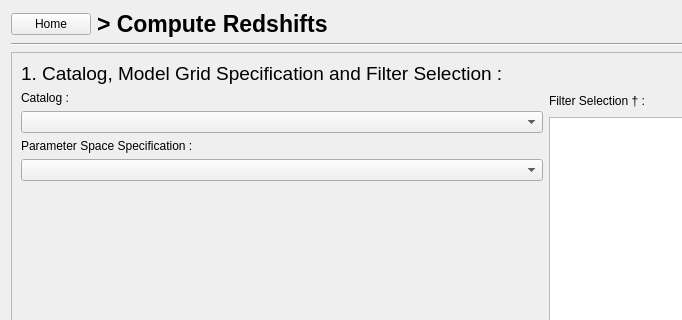
Old version of the form PhzQtUI/auxdir/PhzQtUI/FormAnalysis.ui in the repository astrorama/Phosphoros; both pictures show x 0 to 682 and y 0 to 320 of the 1091 by 883 pixel window.
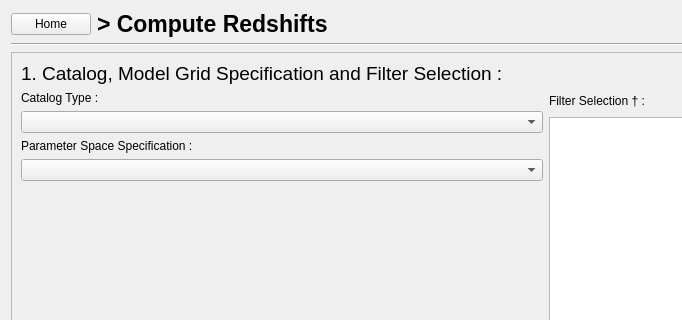
New version of the form. The open tabs and pages were chosen to show the change.

Commit message: Rename the Catalog-name to catalog_type in Phosphoros

```diff
--- a/PhzQtUI/auxdir/PhzQtUI/FormAnalysis.ui
+++ b/PhzQtUI/auxdir/PhzQtUI/FormAnalysis.ui
@@ -93,7 +93,7 @@
            <item>
             <widget class="QLabel" name="label_19">
              <property name="text">
-              <string>Catalog :</string>
+              <string>Catalog Type :</string>
              </property>
             </widget>
            </item>
```
Left out of the diff: 12 changed lines with no effect on the pictures. The commit also changes 6 other files.
